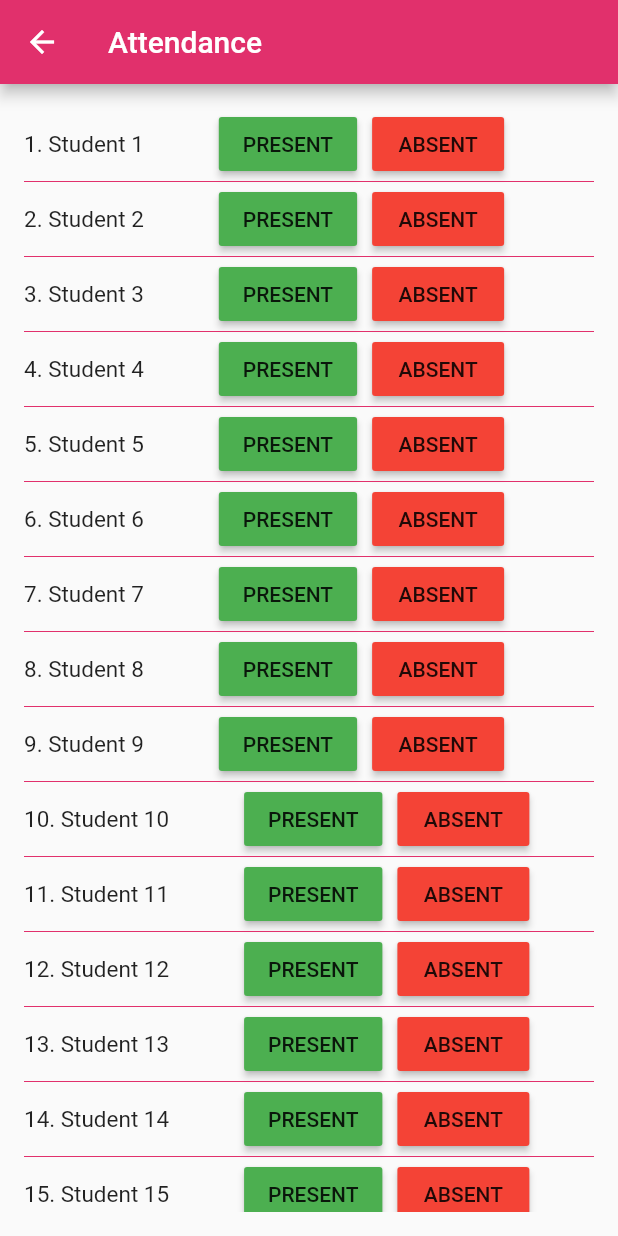
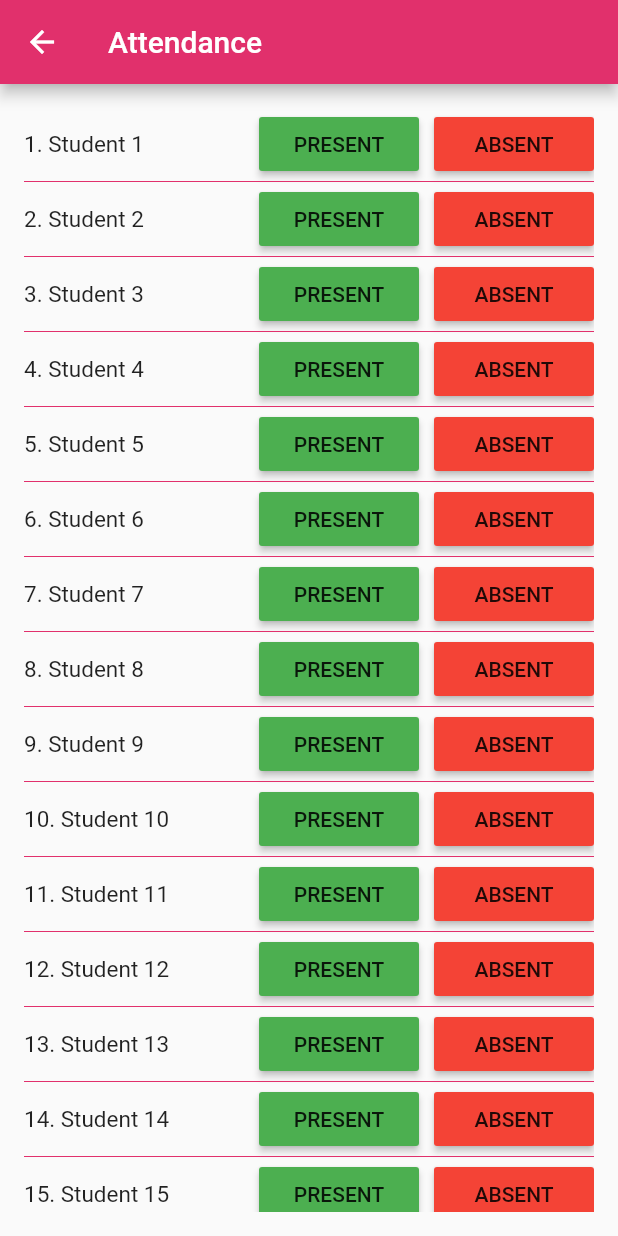
Before and after one commit to ritik-rathi/techshiksha, a Flutter app: the TakeAttendance screen opened by its route, on a phone screen of 412 x 824 dp. Run offline on Flutter 3.47's test engine with Material 2 defaults, Android fonts, the phone set to English and light mode, and no system bars; our stand-ins replace cloud_firestore, firebase_auth, flutter_calendar_carousel, font_awesome_flutter, image_picker; missing offline and left inert: flutter_pdf_viewer; accounts and stored records are empty.

Commit message:
TakeAttendance UI improved

```diff
--- a/lib/teacher_screen/takeAttendance.dart
+++ b/lib/teacher_screen/takeAttendance.dart
@@ -22,26 +22,32 @@ class _TakeAttendanceState extends State<TakeAttendance> {
                       // Padding(
                       //   padding: EdgeInsets.only(left: 16),
                       // ),
-                      Text(
+                      Expanded(
+                                              child: Text(
                           '${index + 1}. Student ${index + 1}',
                           style: TextStyle(
                             fontSize: 15,
                           ),
                         ),
+                      ),
 
                       SizedBox(width: 50),
-                      RaisedButton(
+                      Expanded(
+                                              child: RaisedButton(
                           onPressed: () {},
                           color: Colors.green,
                           child: Text('PRESENT'),
                         ),
+                      ),
 
                       SizedBox(width: 10),
-                      RaisedButton(
+                      Expanded(
+                                              child: RaisedButton(
                           onPressed: () {},
                           color: Colors.red,
                           child: Text(
                             'ABSENT',
+                          ),
                         ),
                       ),
                     ],
```
Lines whose indentation alone changed are shown as unchanged.
